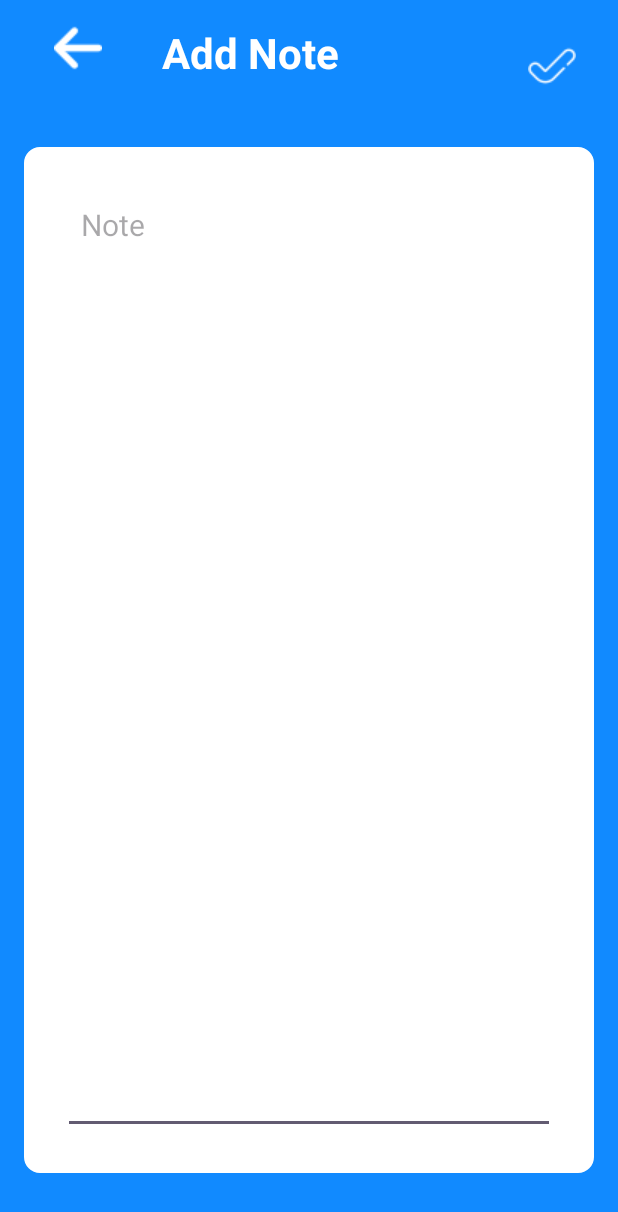
After one commit to ChakraHs/Tasks-Management-Mobile-App-JAVA-ME, an Android app: the NoteDetailsActivity screen opened directly, with no data from a screen before it, on a phone screen of 412 x 824 dp. The commit adds this screen. Shown: the top 1212 px of the screen. Run offline under Robolectric (Android 15) with nearby library versions, the phone set to English and light mode, and no system bars; our stand-ins replace Firebase (no records; nobody signed in at launch, a user with empty details on screens opened directly).

Commit message:
add note crud with navigation and search

```diff
--- a/app/src/main/AndroidManifest.xml
+++ b/app/src/main/AndroidManifest.xml
@@ -12,6 +12,9 @@
         android:supportsRtl="true"
         android:theme="@style/Theme.MyTask"
         tools:targetApi="31">
+        <activity
+            android:name=".NoteDetailsActivity"
+            android:exported="false" />
         <activity
             android:name=".OneProjectActivity"
             android:exported="false" />
--- /dev/null
+++ b/app/src/main/java/com/example/mytask/NoteDetailsActivity.java
@@ -0,0 +1,141 @@
+package com.example.mytask;
+
+import android.app.DatePickerDialog;
+import android.app.TimePickerDialog;
+import android.os.Bundle;
+import android.view.View;
+import android.widget.Button;
+import android.widget.DatePicker;
+import android.widget.EditText;
+import android.widget.ImageButton;
+import android.widget.TextView;
+import android.widget.TimePicker;
+
+import androidx.annotation.NonNull;
+import androidx.appcompat.app.AppCompatActivity;
+
+import com.example.mytask.models.Note;
+import com.example.mytask.models.Task;
+import com.google.android.gms.tasks.OnCompleteListener;
+import com.google.firebase.Timestamp;
+import com.google.firebase.firestore.DocumentReference;
+
+import java.text.ParseException;
+import java.text.SimpleDateFormat;
+import java.util.Date;
+import java.util.Locale;
+import java.util.TimeZone;
+
+public class NoteDetailsActivity extends AppCompatActivity {
+
+    EditText descriptionEditText;
+    ImageButton saveNoteBtn,returnBtn;
+
+    TextView pageTitleTextView;
+    String description,docId;
+    Boolean isEditMode = false;
+
+    TextView deleteNoteTextViewBtn;
+
+    @Override
+    protected void onCreate(Bundle savedInstanceState) {
+        super.onCreate(savedInstanceState);
+        setContentView(R.layout.activity_note_details);
+
+        descriptionEditText = findViewById(R.id.note_description_text);
+        saveNoteBtn = findViewById(R.id.save_task_btn);
+        pageTitleTextView = findViewById(R.id.page_title);
+        deleteNoteTextViewBtn = findViewById(R.id.delete_note_text_view_btn);
+        returnBtn = findViewById(R.id.return_btn);
+
+
+        //receive data
+        description = getIntent().getStringExtra("description");
+        docId = getIntent().getStringExtra("docId");
+
+        if(docId != null && !docId.isEmpty()){
+            isEditMode = true;
+        }
+
+        if(isEditMode){
+            descriptionEditText.setText(description);
+            pageTitleTextView.setText("Edit note");
+
+            deleteNoteTextViewBtn.setVisibility(View.VISIBLE);
+        }
+
+
+        saveNoteBtn.setOnClickListener(v -> saveNote());
+
+        deleteNoteTextViewBtn.setOnClickListener( v -> deleteNoteFromFirebase());
+
+        returnBtn.setOnClickListener(v-> returnBack());
+    }
+
+    void saveNote(){
+
+        String noteDescription = descriptionEditText.getText().toString();
+
+
+        if(noteDescription.isEmpty()){
+            descriptionEditText.setError("Description is required");
+            return;
+        }
+
+        Note note = new Note();
+        note.setDescription(noteDescription);
+        note.setTimestamp(Timestamp.now());
+
+        saveNoteToFirebase(note);
+
+    }
+
+    void saveNoteToFirebase(Note note){
+        DocumentReference documentReference;
+
+        if(isEditMode){
+            //update the task
+            documentReference = Utility.getCollectionReferenceForNote().document(docId);
+        }else{
+            //create new task
+            documentReference = Utility.getCollectionReferenceForNote().document();
+        }
+        documentReference.set(note).addOnCompleteListener(new OnCompleteListener<Void>() {
+            @Override
+            public void onComplete(@NonNull com.google.android.gms.tasks.Task<Void> task) {
+                if(task.isSuccessful()){
+                    //task is added
+                    Utility.showToast(NoteDetailsActivity.this,"Note added successfully");
+                    finish();
+                }else{
+                    //failed
+                    Utility.showToast(NoteDetailsActivity.this,"Fail while adding note");
+                }
+            }
+        });
+    }
+
+    void deleteNoteFromFirebase(){
+        DocumentReference documentReference;
+        documentReference = Utility.getCollectionReferenceForNote().document(docId);
+        documentReference.delete().addOnCompleteListener(new OnCompleteListener<Void>() {
+            @Override
+            public void onComplete(@NonNull com.google.android.gms.tasks.Task<Void> task) {
+                if(task.isSuccessful()){
+                    //task is deleted
+                    Utility.showToast(NoteDetailsActivity.this,"Note deleted successfully");
+                    finish();
+                }else{
+                    //failed
+                    Utility.showToast(NoteDetailsActivity.this,"Fail while deleting note");
+                }
+            }
+        });
+
+    }
+
+    void returnBack(){
+        finish();
+    }
+
+}
--- a/app/src/main/java/com/example/mytask/Utility.java
+++ b/app/src/main/java/com/example/mytask/Utility.java
@@ -20,6 +20,11 @@ public class Utility {
     public static CollectionReference getCollectionReferenceForTask() {
         FirebaseUser currentUser = FirebaseAuth.getInstance().getCurrentUser();
         return FirebaseFirestore.getInstance().collection("tasks").document(currentUser.getUid()).collection("my_tasks");
+    }
+
+    public static CollectionReference getCollectionReferenceForNote() {
+        FirebaseUser currentUser = FirebaseAuth.getInstance().getCurrentUser();
+        return FirebaseFirestore.getInstance().collection("notes").document(currentUser.getUid()).collection("my_notes");
     }
 
     public static CollectionReference getCollectionReferenceForProject() {
--- /dev/null
+++ b/app/src/main/res/layout/activity_note_details.xml
@@ -0,0 +1,89 @@
+<?xml version="1.0" encoding="utf-8"?>
+<RelativeLayout xmlns:android="http://schemas.android.com/apk/res/android"
+    xmlns:app="http://schemas.android.com/apk/res-auto"
+    xmlns:tools="http://schemas.android.com/tools"
+    android:layout_width="match_parent"
+    android:layout_height="match_parent"
+    android:background="@color/primary"
+    android:padding="16dp"
+    tools:context=".NoteDetailsActivity">
+
+    <RelativeLayout
+        android:layout_width="match_parent"
+        android:layout_height="wrap_content"
+        android:id="@+id/title_bar_layout"
+        >
+        <ImageButton
+            android:layout_width="wrap_content"
+            android:layout_height="wrap_content"
+            android:src="@drawable/arrow"
+            android:id="@+id/return_btn"
+            android:background="@color/primary"
+            android:paddingHorizontal="20dp"
+            />
+        <TextView
+            android:layout_width="wrap_content"
+            android:layout_height="wrap_content"
+            android:text="Add Note"
+            android:id="@+id/page_title"
+            android:textSize="28sp"
+            android:textColor="@color/white"
+            android:textStyle="bold"
+            android:layout_toRightOf="@+id/return_btn"
+            android:layout_marginHorizontal="20dp"
+            />
+        <ImageButton
+            android:layout_width="56dp"
+            android:layout_height="56dp"
+            android:src="@drawable/check"
+            android:id="@+id/save_task_btn"
+            android:layout_alignParentEnd="true"
+            android:layout_centerVertical="true"
+            app:tint="@color/white"
+            android:background="@color/primary"
+            />
+    </RelativeLayout>
+
+    <LinearLayout
+        android:layout_width="match_parent"
+        android:layout_height="match_parent"
+        android:layout_below="@id/title_bar_layout"
+        android:orientation="vertical"
+        android:padding="26dp"
+        android:layout_marginVertical="26dp"
+        android:backgroundTint="@color/white"
+        android:background="@drawable/rounded_corner"
+        >
+        <EditText
+            android:layout_width="match_parent"
+            android:layout_height="match_parent"
+            android:id="@+id/note_description_text"
+            android:hint="Note"
+            android:textSize="20sp"
+            android:padding="12dp"
+            android:textColor="@color/black"
+            android:gravity="top"
+            />
+        <LinearLayout
+            android:layout_width="match_parent"
+            android:layout_height="match_parent"
+            />
+
+    </LinearLayout>
+
+    <TextView
+        android:layout_width="match_parent"
+        android:layout_height="wrap_content"
+        android:id="@+id/delete_note_text_view_btn"
+        android:layout_alignParentBottom="true"
+        android:text="Delete note"
+        android:gravity="center"
+        android:textSize="20sp"
+        android:textStyle="bold"
+        android:textColor="#FFF"
+        android:visibility="gone"
+        android:background="#ff4455"
+        android:padding="10dp"
+        />
+
+</RelativeLayout>
```
Also changed, not shown: app/src/main/java/com/example/mytask/MainActivity.java (+48 -1 lines), app/src/main/java/com/example/mytask/adapters/NoteAdapter.java (added, +86 -0 lines), app/src/main/java/com/example/mytask/fragments/NotesFragment.java (added, +151 -0 lines), app/src/main/java/com/example/mytask/models/Note.java (added, +75 -0 lines), app/src/main/res/layout/fragment_notes.xml (added, +45 -0 lines), app/src/main/res/layout/recycler_event_item.xml (+7 -6 lines), app/src/main/res/layout/recycler_note_item.xml (added, +52 -0 lines).
